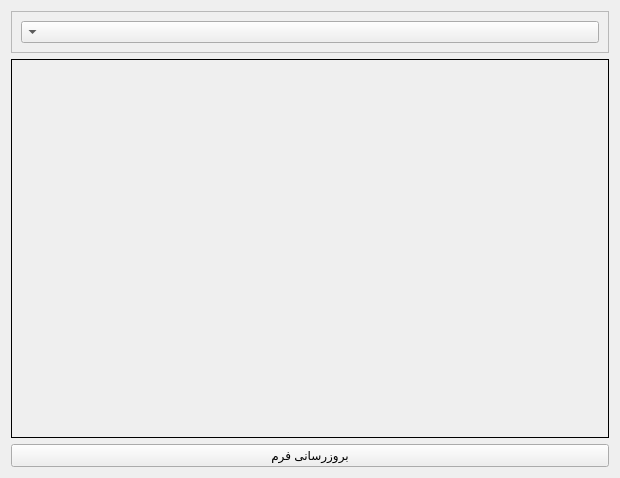
First picture: the form in src/ui/form/update.ui, repository ostadsgo/form_app, before the edit.
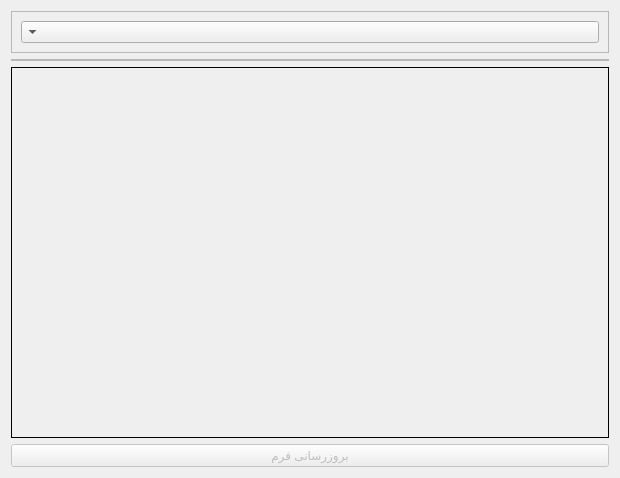
Second picture: the form after the edit.

Commit message: Update form name, field name and type.

Diff of the .ui file:
```diff
--- a/src/ui/form/update.ui
+++ b/src/ui/form/update.ui
@@ -22,7 +22,7 @@
   <property name="layoutDirection">
    <enum>Qt::LayoutDirection::RightToLeft</enum>
   </property>
-  <layout class="QVBoxLayout" name="verticalLayout" stretch="0,1,0">
+  <layout class="QVBoxLayout" name="verticalLayout" stretch="0,0,1,0">
    <item alignment="Qt::AlignmentFlag::AlignTop">
     <widget class="QFrame" name="frame">
      <property name="layoutDirection">
@@ -48,6 +48,30 @@
      </layout>
     </widget>
    </item>
+   <item>
+    <widget class="QFrame" name="form_frame">
+     <property name="frameShape">
+      <enum>QFrame::Shape::StyledPanel</enum>
+     </property>
+     <property name="frameShadow">
+      <enum>QFrame::Shadow::Raised</enum>
+     </property>
+     <layout class="QHBoxLayout" name="horizontalLayout_2">
+      <property name="leftMargin">
+       <number>0</number>
+      </property>
+      <property name="topMargin">
+       <number>0</number>
+      </property>
+      <property name="rightMargin">
+       <number>0</number>
+      </property>
+      <property name="bottomMargin">
+       <number>0</number>
+      </property>
+     </layout>
+    </widget>
+   </item>
    <item>
     <widget class="QFrame" name="frame_3">
      <property name="sizePolicy">
@@ -113,6 +137,9 @@
    </item>
    <item>
     <widget class="QPushButton" name="update_button">
+     <property name="enabled">
+      <bool>false</bool>
+     </property>
      <property name="text">
       <string>بروزرسانی فرم</string>
      </property>
```
The commit also changes 3 other files.
